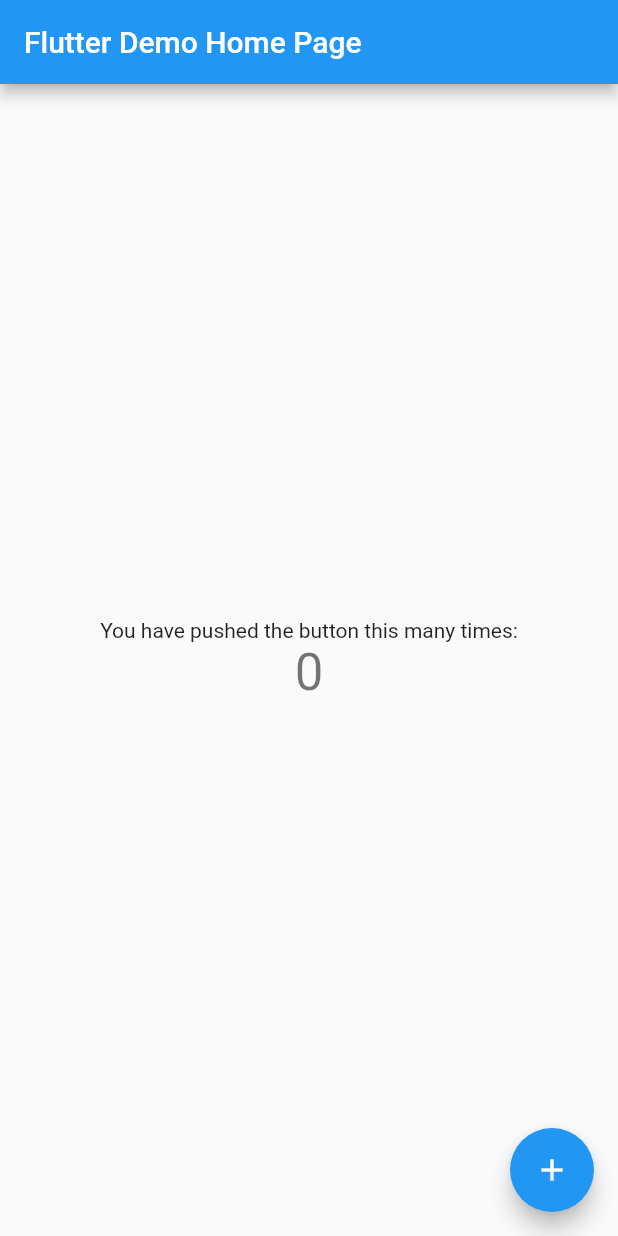
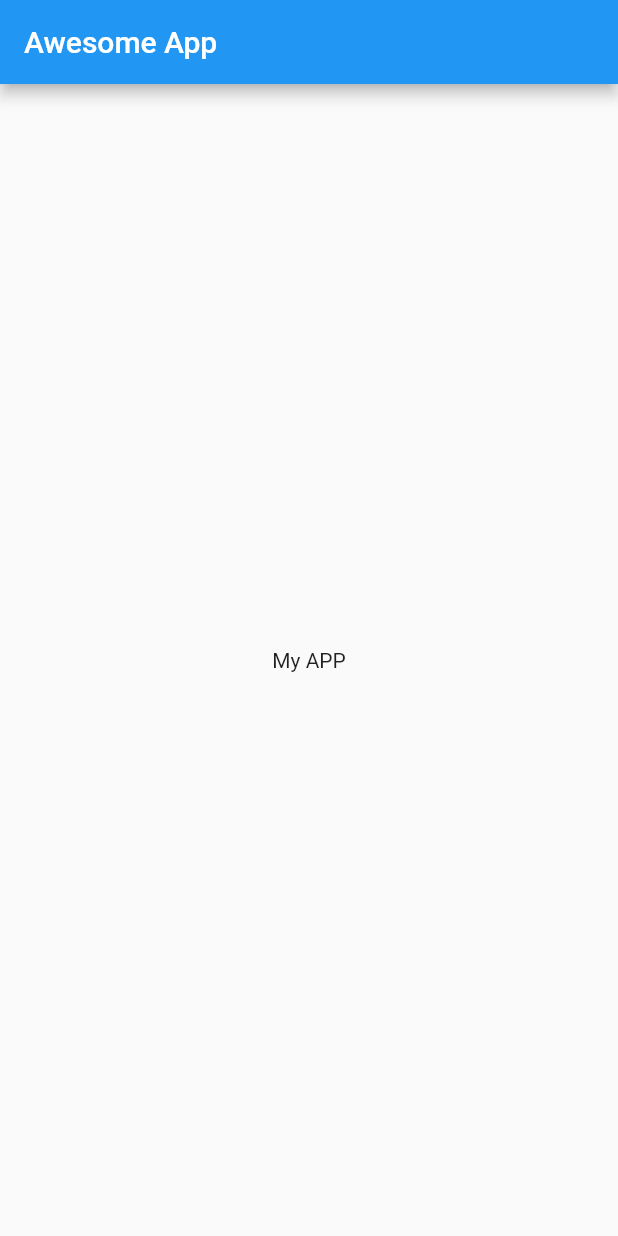
Before and after one commit to AkaSH5467/flutter-app, a Flutter app: the screen it shows after launch, on a phone screen of 412 x 824 dp. Run offline on Flutter 3.47's test engine with Material 2 defaults, Android fonts, the phone set to English and light mode, and no system bars.

Commit message:
chapter1 completed

```diff
--- a/lib/main.dart
+++ b/lib/main.dart
@@ -1,113 +1,24 @@
 import 'package:flutter/material.dart';
+import 'package:flutter/cupertino.dart';
 
-void main() {
-  runApp(const MyApp());
+void main(){
+
+  runApp(MaterialApp(
+    title:"Hello World",
+    home:HomePage(),
+  ));
 }
 
-class MyApp extends StatelessWidget {
-  const MyApp({super.key});
-
-  // This w#idget is the root of your application.
+class HomePage extends StatelessWidget {
   @override
   Widget build(BuildContext context) {
-    return MaterialApp(
-      debugShowCheckedModeBanner: false,
-      title: 'Flutter Demo',
-      theme: ThemeData(
-
-        // This is the theme of your application.
-        //r" in the console where you ran "flutter run",
-        // or simply save your changes to "hot reload" in a Flutter IDE).
-        // Notice that the counter didn't reset back to zero; the application
-        // is not restarted.
-        primarySwatch: Colors.blue,
+    return Scaffold(
+      appBar: AppBar(
+        title:Text("Awesome App"),
       ),
-      home: const MyHomePage(title: 'Flutter Demo Home Page'),
+      body: Container(
+        child: Center(child: Text("My APP")),
+      ),
     );
   }
 }
-
-class MyHomePage extends StatefulWidget {
-  const MyHomePage({super.key, required this.title});
-
-  // This widget is the home page of your application. It is stateful, meaning
-  // that it has a State object (defined below) that contains fields that affect
-  // how it looks.
-
-  // This class is the configuration for the state. It holds the values (in this
-  // case the title) provided by the parent (in this case the App widget) and
-  // used by the build method of the State. Fields in a Widget subclass are
-  // always marked "final".
-
-  final String title;
-
-  @override
-  State<MyHomePage> createState() => _MyHomePageState();
-}
-
-class _MyHomePageState extends State<MyHomePage> {
-  int _counter = 0;
-
-  void _incrementCounter() {
-    setState(() {
-      // This call to setState tells the Flutter framework that something has
-      // changed in this State, which causes it to rerun the build method below
-      // so that the display can reflect the updated values. If we changed
-      // _counter without calling setState(), then the build method would not be
-      // called again, and so nothing would appear to happen.
-      _counter++;
-    });
-  }
-
-  @override
-  Widget build(BuildContext context) {
-    // This method is rerun every time setState is called, for instance as done
-    // by the _incrementCounter method above.
-    //
-    // The Flutter framework has been optimized to make rerunning build methods
-    // fast, so that you can just rebuild anything that needs updating rather
-    // than having to individually change instances of widgets.
-    return Scaffold(
-      appBar: AppBar(
-        // Here we take the value from the MyHomePage object that was created by
-        // the App.build method, and use it to set our appbar title.
-        title: Text(widget.title),
-      ),
-      body: Center(
-        // Center is a layout widget. It takes a single child and positions it
-        // in the middle of the parent.
-        child: Column(
-          // Column is also a layout widget. It takes a list of children and
-          // arranges them vertically. By default, it sizes itself to fit its
-          // children horizontally, and tries to be as tall as its parent.
-          //
-          // Invoke "debug painting" (press "p" in the console, choose the
-          // "Toggle Debug Paint" action from the Flutter Inspector in Android
-          // Studio, or the "Toggle Debug Paint" command in Visual Studio Code)
-          // to see the wireframe for each widget.
-          //
-          // Column has various properties to control how it sizes itself and
-          // how it positions its children. Here we use mainAxisAlignment to
-          // center the children vertically; the main axis here is the vertical
-          // axis because Columns are vertical (the cross axis would be
-          // horizontal).
-          mainAxisAlignment: MainAxisAlignment.center,
-          children: <Widget>[
-            const Text(
-              'You have pushed the button this many times:',
-            ),
-            Text(
-              '$_counter',
-              style: Theme.of(context).textTheme.headlineMedium,
-            ),
-          ],
-        ),
-      ),
-      floatingActionButton: FloatingActionButton(
-        onPressed: _incrementCounter,
-        tooltip: 'Increment',
-        child: const Icon(Icons.add),
-      ), // This trailing comma makes auto-formatting nicer for build methods.
-    );
-  }
-}
```
